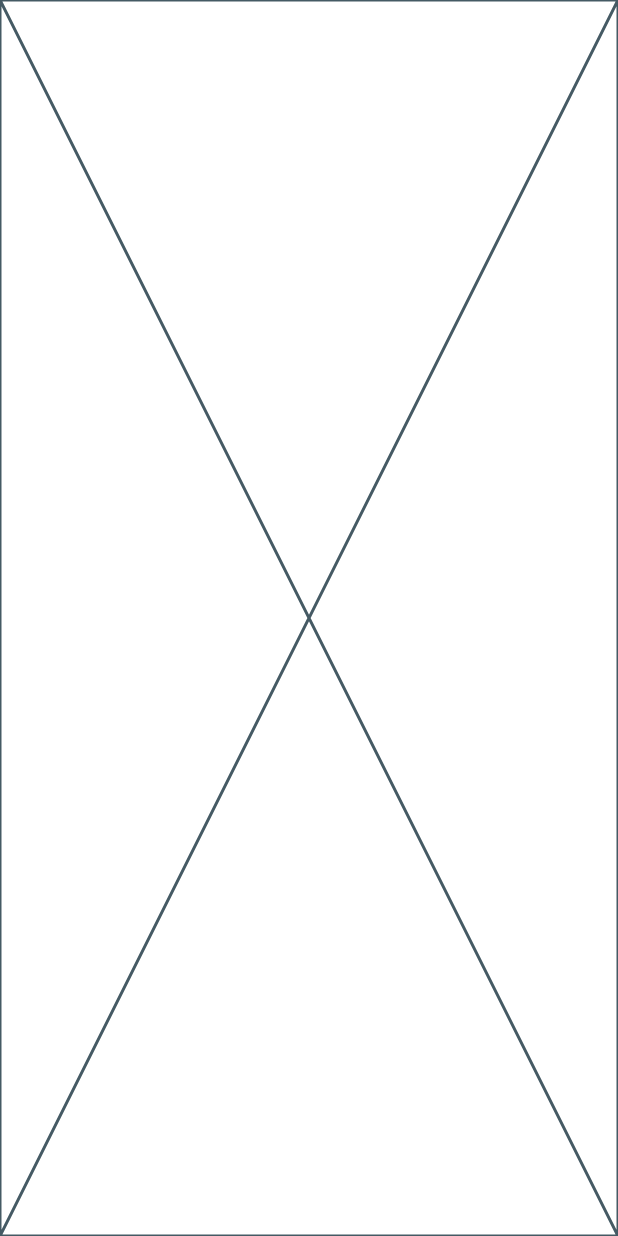
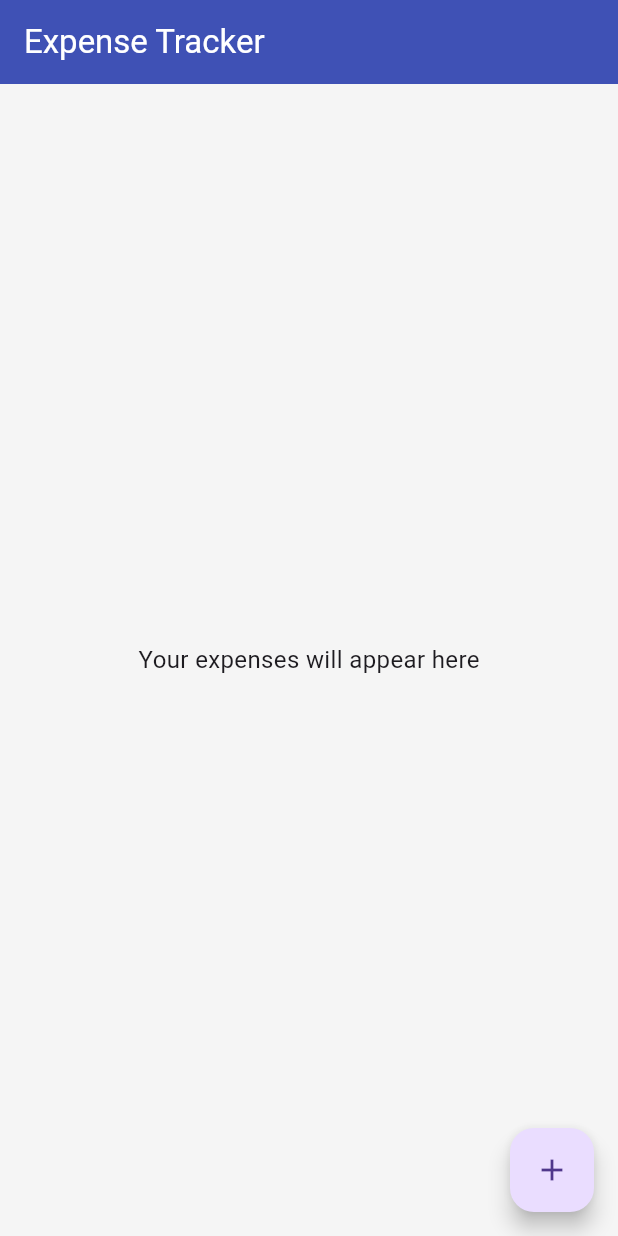
Before and after one commit to leorin444/expense_tracker, a Flutter app: the screen it shows after launch, on a phone screen of 412 x 824 dp. Run offline on Flutter 3.47's test engine with Material 3 defaults, Android fonts, the phone set to English and light mode, and no system bars.

Commit message:
Day 2: Expense list screen with responsive layout

```diff
--- /dev/null
+++ b/lib/features/expense/screens/expense_list_screen.dart
@@ -0,0 +1,39 @@
+import 'package:flutter/material.dart';
+import '../../../core/constants/app_strings.dart';
+
+class ExpenseListScreen extends StatelessWidget {
+  const ExpenseListScreen({super.key});
+
+  @override
+  Widget build(BuildContext context) {
+    return Scaffold(
+      appBar: AppBar(title: const Text(AppStrings.appName)),
+      body: LayoutBuilder(
+        builder: (context, constraints) {
+          final isWide = constraints.maxWidth > 600;
+
+          return Padding(
+            padding: const EdgeInsets.all(16),
+            child: Center(
+              child: ConstrainedBox(
+                constraints: BoxConstraints(
+                  maxWidth: isWide ? 600 : double.infinity,
+                ),
+                child: const Text(
+                  'Your expenses will appear here',
+                  style: TextStyle(fontSize: 16),
+                ),
+              ),
+            ),
+          );
+        },
+      ),
+      floatingActionButton: FloatingActionButton(
+        onPressed: () {
+          // Day 4: Navigate to Add Expense screen
+        },
+        child: const Icon(Icons.add),
+      ),
+    );
+  }
+}
--- a/lib/main.dart
+++ b/lib/main.dart
@@ -1,5 +1,6 @@
 import 'package:flutter/material.dart';
 import 'shared/theme/app_theme.dart';
+import 'features/expense/screens/expense_list_screen.dart';
 
 void main() {
   runApp(const MyApp());
@@ -14,7 +15,7 @@ class MyApp extends StatelessWidget {
       title: 'Expense Tracker',
       debugShowCheckedModeBanner: false,
       theme: AppTheme.lightTheme,
-      home: const Placeholder(),
+      home: const ExpenseListScreen(), //  THIS IS CRITICAL
     );
   }
 }
```
Also changed, not shown: 2 other files.
